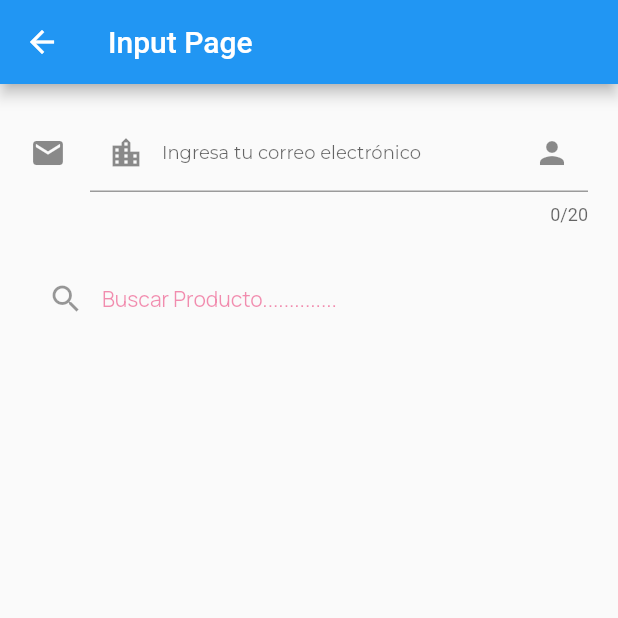
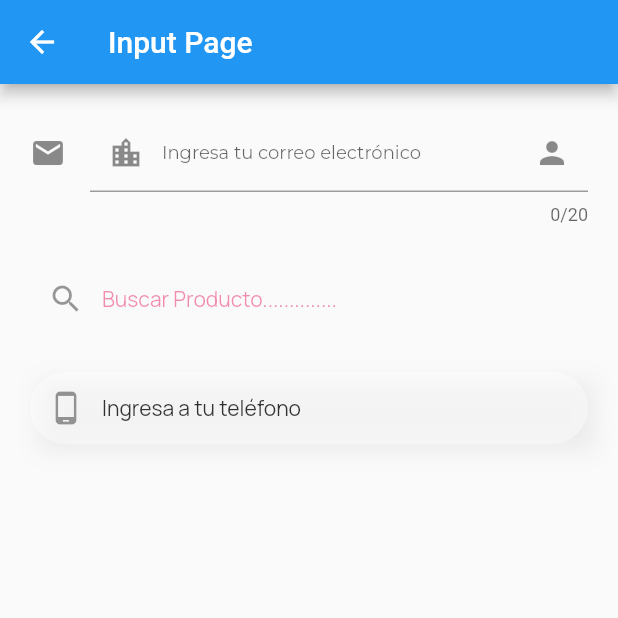
Before and after one commit to soniaja19/codigo_components, a Flutter app: the InputPage screen opened directly, on a phone screen of 412 x 824 dp, the top half of it. Run offline on Flutter 3.47's test engine with Material 2 defaults, Android fonts, the phone set to English and light mode, and no system bars; our stand-ins replace google_fonts; network calls fail.

Commit message:
Mod Input

```diff
--- a/lib/pages/input_page.dart
+++ b/lib/pages/input_page.dart
@@ -79,6 +79,55 @@ class InputPage extends StatelessWidget {
                 ),
               ),
             ),
+            const SizedBox(
+              height: 25,
+            ),
+            Container(
+              decoration: BoxDecoration(
+                boxShadow: [
+                  BoxShadow(
+                    color: Colors.black.withOpacity(0.06),
+                    blurRadius: 12,
+                    offset: const Offset(5, 5),
+                  )
+                ],
+              ),
+              child: TextField(
+                style: GoogleFonts.manrope(
+                  fontSize: 14,
+                ),
+                decoration: InputDecoration(
+                  hintText: "Ingresa a tu teléfono",
+                  hintStyle: TextStyle(
+                    color: Colors.black.withOpacity(0.8),
+                  ),
+                  fillColor: Colors.white.withOpacity(0.4),
+                  filled: true,
+                  prefixIcon: Icon(
+                    Icons.phone_android,
+                    color: Colors.black.withOpacity(0.4),
+                  ),
+                  contentPadding: const EdgeInsets.symmetric(
+                    vertical: 13,
+                    horizontal: 12,
+                  ),
+                  focusedBorder:
+                      OutlineInputBorder /*el borde aparece en todo el borde*/ (
+                    //UnderlineInputBorder
+                    borderRadius: BorderRadius.circular(30),
+                    // borderSide: const BorderSide(
+                    //   color: Colors.pink,
+                    //   width: 5.0,
+                    // ),
+                    borderSide: BorderSide.none,
+                  ),
+                  enabledBorder: OutlineInputBorder(
+                    borderRadius: BorderRadius.circular(30),
+                    borderSide: BorderSide.none,
+                  ),
+                ),
+              ),
+            ),
           ],
         ),
       ),
```
